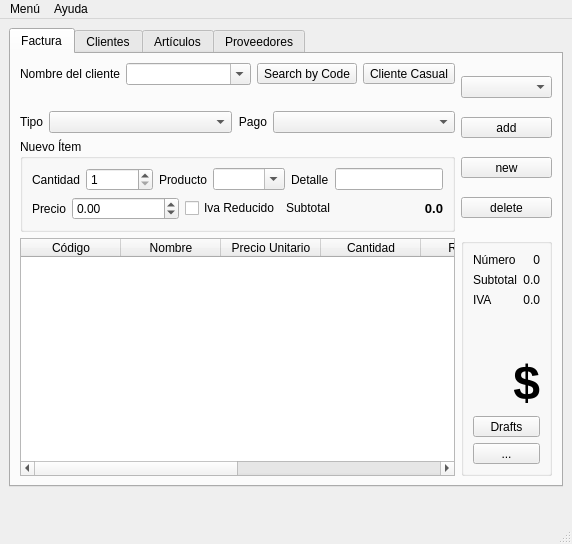
jerobarraco/banta, file banta/res/ui/main.ui: the form before one commit.
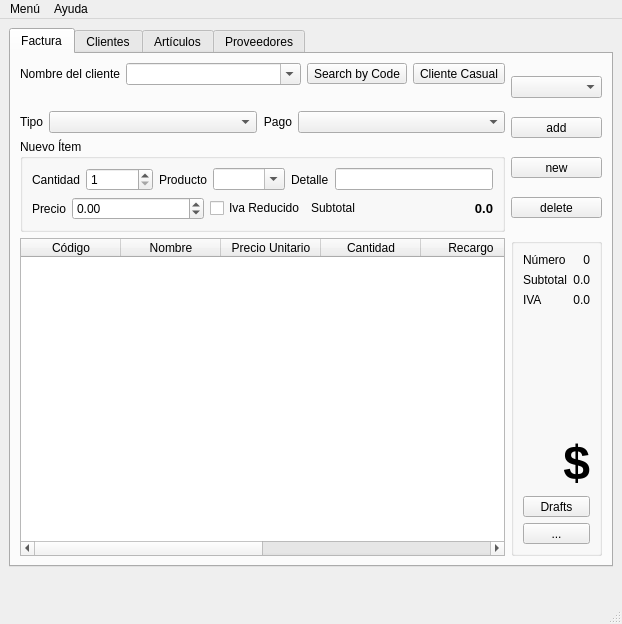
The form after the commit. Icons and pictures are not drawn.

```diff
--- a/banta/res/ui/main.ui
+++ b/banta/res/ui/main.ui
@@ -2,6 +2,14 @@
 <ui version="4.0">
  <class>MainWindow</class>
  <widget class="QMainWindow" name="MainWindow">
+  <property name="geometry">
+   <rect>
+    <x>0</x>
+    <y>0</y>
+    <width>622</width>
+    <height>624</height>
+   </rect>
+  </property>
   <property name="sizePolicy">
    <sizepolicy hsizetype="MinimumExpanding" vsizetype="MinimumExpanding">
     <horstretch>0</horstretch>
```
Left out of the diff: 6 changed lines with no effect on the pictures.
